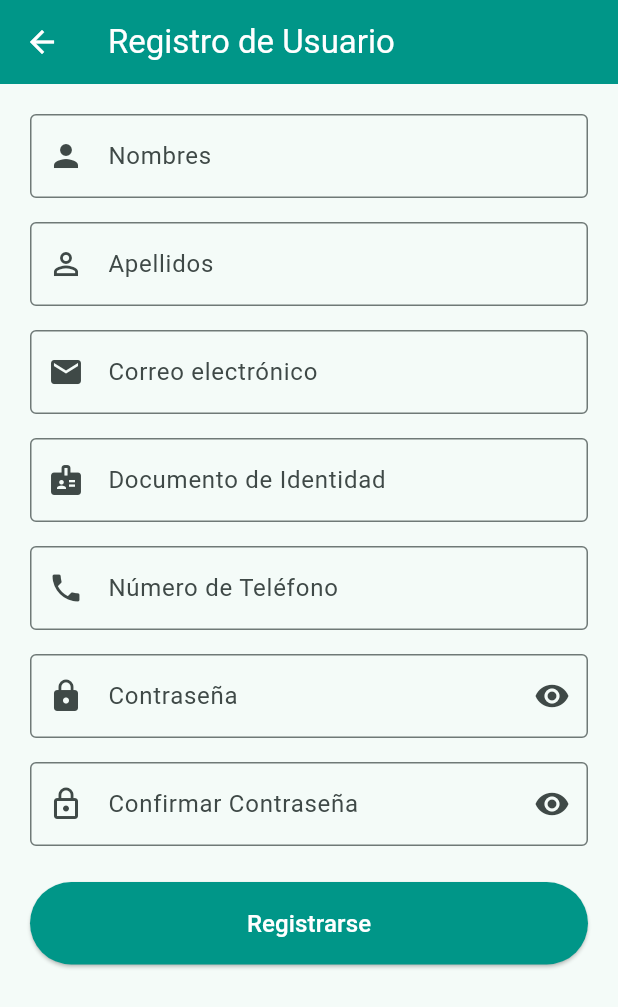
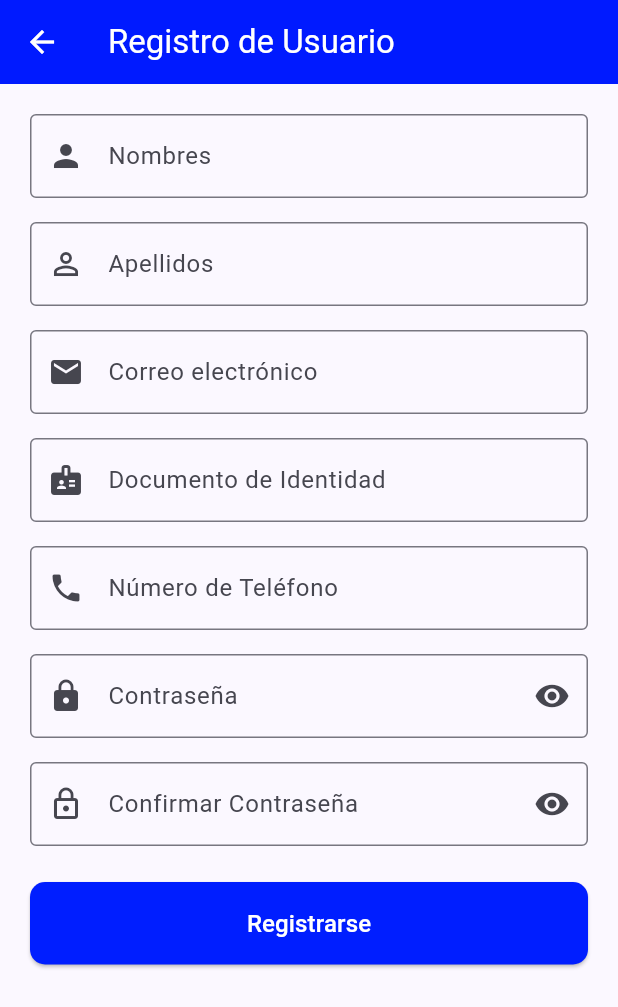
Before and after one commit to spavehicular01/spa-vehicular, a Flutter app: the screen it shows after launch, item 4 of the bottom bar chosen, after a tap on "Registrarse", on a phone screen of 412 x 824 dp. Shown: the top 1007 px of the screen. Run offline on Flutter 3.47's test engine with Material 3 defaults, Android fonts, the phone set to English and light mode, and no system bars; our stand-ins replace image_picker, shared_preferences, socket_io_client.

Commit message:
cambiando colores y agregando img

```diff
--- a/frontend/lib/main.dart
+++ b/frontend/lib/main.dart
@@ -1,6 +1,9 @@
 import 'package:flutter/material.dart';
 import 'package:flutter_localizations/flutter_localizations.dart';
 import 'screens/main_navigation_screen.dart';
+
+// Definición del azul eléctrico exacto
+const Color azulPrincipal = Color(0xFF0004FF);
 
 void main() {
   runApp(const SpaVehicularApp());
@@ -27,8 +30,33 @@ class SpaVehicularApp extends StatelessWidget {
       locale: const Locale('es', 'CO'),
 
       theme: ThemeData(
-        colorScheme: ColorScheme.fromSeed(seedColor: Colors.teal),
         useMaterial3: true,
+        primaryColor: azulPrincipal,
+        colorScheme: ColorScheme.fromSeed(
+          seedColor: azulPrincipal,
+          primary: azulPrincipal,
+        ),
+        // Estilo global para las barras superiores
+        appBarTheme: const AppBarTheme(
+          backgroundColor: azulPrincipal,
+          foregroundColor: Colors.white,
+          elevation: 0,
+        ),
+        // Estilo global para los botones principales
+        elevatedButtonTheme: ElevatedButtonThemeData(
+          style: ElevatedButton.styleFrom(
+            backgroundColor: azulPrincipal,
+            foregroundColor: Colors.white,
+            shape: RoundedRectangleBorder(
+              borderRadius: BorderRadius.circular(10),
+            ),
+          ),
+        ),
+        // Estilo global para los botones flotantes (FAB)
+        floatingActionButtonTheme: const FloatingActionButtonThemeData(
+          backgroundColor: azulPrincipal,
+          foregroundColor: Colors.white,
+        ),
       ),
       home: const MainNavigationScreen(),
     );
--- a/frontend/lib/screens/home_screen.dart
+++ b/frontend/lib/screens/home_screen.dart
@@ -9,7 +9,7 @@ class HomeScreen extends StatelessWidget {
     return Scaffold(
       appBar: AppBar(
         title: const Text('Spa Vehicular'),
-        backgroundColor: Colors.teal,
+        backgroundColor: const Color.fromARGB(255, 0, 51, 255),
         foregroundColor: Colors.white,
         centerTitle: true,
       ),
@@ -24,7 +24,7 @@ class HomeScreen extends StatelessWidget {
               padding: const EdgeInsets.all(24),
               decoration: BoxDecoration(
                 gradient: const LinearGradient(
-                  colors: [Colors.teal, Color(0xFF004D40)],
+                  colors: [Color.fromARGB(255, 0, 47, 255), Color.fromARGB(255, 0, 34, 255)],
                   begin: Alignment.topLeft,
                   end: Alignment.bottomRight,
                 ),
@@ -46,7 +46,7 @@ class HomeScreen extends StatelessWidget {
                   SizedBox(height: 8),
                   Text(
                     'El mejor cuidado y limpieza para tu vehículo',
-                    style: TextStyle(color: Colors.white70, fontSize: 14),
+                    style: TextStyle(color: Color.fromARGB(179, 0, 26, 255), fontSize: 14),
                     textAlign: TextAlign.center,
                   ),
                 ],
@@ -75,7 +75,7 @@ class HomeScreen extends StatelessWidget {
                     children: [
                       CircleAvatar(
                         radius: 28,
-                        backgroundColor: Colors.teal,
+                        backgroundColor: Color.fromARGB(255, 0, 76, 255),
                         child: Icon(Icons.cleaning_services, color: Colors.white, size: 28),
                       ),
                       SizedBox(width: 16),
@@ -93,12 +93,12 @@ class HomeScreen extends StatelessWidget {
                             SizedBox(height: 4),
                             Text(
                               'Ver catálogo de servicios y precios',
-                              style: TextStyle(color: Colors.grey),
+                              style: TextStyle(color: Color.fromARGB(255, 0, 64, 255)),
                             ),
                           ],
                         ),
                       ),
-                      Icon(Icons.arrow_forward_ios, color: Colors.grey, size: 18),
+                      Icon(Icons.arrow_forward_ios, color: Color.fromARGB(255, 0, 55, 255), size: 18),
                     ],
                   ),
                 ),
--- a/frontend/lib/screens/login_screen.dart
+++ b/frontend/lib/screens/login_screen.dart
@@ -116,7 +116,7 @@ class _LoginScreenState extends State<LoginScreen> {
       child: Column(
         crossAxisAlignment: CrossAxisAlignment.stretch,
         children: [
-          const Icon(Icons.account_circle, size: 80, color: Colors.teal),
+          const Icon(Icons.account_circle, size: 80, color: Color.fromARGB(255, 0, 30, 255)),
           const SizedBox(height: 16),
           const Text(
             'Bienvenido',
@@ -154,7 +154,7 @@ class _LoginScreenState extends State<LoginScreen> {
           ElevatedButton(
             onPressed: _iniciarSesion,
             style: ElevatedButton.styleFrom(
-              backgroundColor: Colors.teal,
+              backgroundColor: const Color.fromARGB(255, 0, 17, 255),
               foregroundColor: Colors.white,
               padding: const EdgeInsets.symmetric(vertical: 14),
             ),
@@ -180,8 +180,8 @@ class _LoginScreenState extends State<LoginScreen> {
               }
             },
             style: OutlinedButton.styleFrom(
-              foregroundColor: Colors.teal,
-              side: const BorderSide(color: Colors.teal, width: 1.5),
+              foregroundColor: const Color.fromARGB(255, 0, 38, 255),
+              side: const BorderSide(color: Color.fromARGB(255, 0, 26, 255), width: 1.5),
               padding: const EdgeInsets.symmetric(vertical: 14),
             ),
             child: const Text(
--- a/frontend/lib/screens/main_navigation_screen.dart
+++ b/frontend/lib/screens/main_navigation_screen.dart
@@ -26,7 +26,7 @@ class _MainNavigationScreenState extends State<MainNavigationScreen> {
         mainAxisAlignment: MainAxisAlignment.center,
         crossAxisAlignment: CrossAxisAlignment.stretch,
         children: [
-          const Icon(Icons.lock_outline, size: 80, color: Colors.teal),
+          const Icon(Icons.lock_outline, size: 80, color: Color.fromARGB(255, 0, 34, 255)),
           const SizedBox(height: 16),
           Text(
             titulo,
@@ -43,7 +43,7 @@ class _MainNavigationScreenState extends State<MainNavigationScreen> {
           ElevatedButton(
             onPressed: () => setState(() => _selectedIndex = 3),
             style: ElevatedButton.styleFrom(
-              backgroundColor: Colors.teal,
+              backgroundColor: const Color.fromARGB(255, 0, 34, 255),
               foregroundColor: Colors.white,
             ),
             child: const Text('Ir a Iniciar Sesión'),
@@ -130,7 +130,7 @@ class _MainNavigationScreenState extends State<MainNavigationScreen> {
         title: Text(
           ['Spa Vehicular', 'Calendario', 'Mis Lavadas', 'Cuenta'][_selectedIndex],
         ),
-        backgroundColor: Colors.teal,
+        backgroundColor: const Color.fromARGB(255, 0, 30, 255),
         foregroundColor: Colors.white,
         actions: [
           IconButton(
@@ -151,7 +151,7 @@ class _MainNavigationScreenState extends State<MainNavigationScreen> {
         currentIndex: _selectedIndex,
         onTap: (index) => setState(() => _selectedIndex = index),
         type: BottomNavigationBarType.fixed,
-        selectedItemColor: Colors.teal,
+        selectedItemColor: const Color.fromARGB(255, 0, 34, 255),
         unselectedItemColor: Colors.grey,
         items: const [
           BottomNavigationBarItem(icon: Icon(Icons.home), label: 'Inicio'),
--- a/frontend/lib/screens/register_screen.dart
+++ b/frontend/lib/screens/register_screen.dart
@@ -83,14 +83,14 @@ class _RegisterScreenState extends State<RegisterScreen> {
               child: const Text(
                 ' Asunto: Bienvenido al SPA VEHICULAR\n\n'
                 'Gracias por unirte. Presiona el botón a continuación para verificar tu cuenta e iniciar sesión.',
-                style: TextStyle(fontSize: 13, color: Colors.teal),
+                style: TextStyle(fontSize: 13, color: Color.fromARGB(255, 0, 34, 252)),
               ),
             ),
           ],
         ),
         actions: [
           ElevatedButton(
-            style: ElevatedButton.styleFrom(backgroundColor: Colors.teal),
+            style: ElevatedButton.styleFrom(backgroundColor: const Color.fromARGB(255, 0, 34, 255)),
             onPressed: () {
               Navigator.pop(ctx); // Cierra modal
               Navigator.pop(context, {
@@ -112,7 +112,7 @@ class _RegisterScreenState extends State<RegisterScreen> {
     return Scaffold(
       appBar: AppBar(
         title: const Text('Registro de Usuario'),
-        backgroundColor: Colors.teal,
+        backgroundColor: const Color.fromARGB(255, 0, 26, 255),
         foregroundColor: Colors.white,
       ),
       body: SingleChildScrollView(
@@ -230,7 +230,7 @@ class _RegisterScreenState extends State<RegisterScreen> {
               ElevatedButton(
                 onPressed: _procesarRegistro,
                 style: ElevatedButton.styleFrom(
-                  backgroundColor: Colors.teal,
+                  backgroundColor: const Color.fromARGB(255, 0, 30, 255),
                   foregroundColor: Colors.white,
                   padding: const EdgeInsets.symmetric(vertical: 16),
                 ),
--- a/frontend/lib/screens/settings_screen.dart
+++ b/frontend/lib/screens/settings_screen.dart
@@ -8,7 +8,7 @@ class SettingsScreen extends StatelessWidget {
     return Scaffold(
       appBar: AppBar(
         title: const Text('Ajustes'),
-        backgroundColor: Colors.teal,
+        backgroundColor: const Color.fromARGB(255, 0, 30, 255),
         foregroundColor: Colors.white,
       ),
       body: const Center(
--- a/frontend/lib/screens/wash_management_screen.dart
+++ b/frontend/lib/screens/wash_management_screen.dart
@@ -222,11 +222,11 @@ class _WashManagementScreenState extends State<WashManagementScreen> {
         appBar: PreferredSize(
           preferredSize: const Size.fromHeight(kToolbarHeight),
           child: Container(
-            color: Colors.teal,
+            color: const Color.fromARGB(255, 30, 0, 255),
             child: const TabBar(
               indicatorColor: Colors.white,
               labelColor: Colors.white,
-              unselectedLabelColor: Colors.white70,
+              unselectedLabelColor: Color.fromARGB(179, 255, 251, 0),
               tabs: [
                 Tab(icon: Icon(Icons.time_to_leave), text: 'En Curso / Próximas'),
                 Tab(icon: Icon(Icons.history), text: 'Historial'),
--- a/frontend/lib/widgets/service_card.dart
+++ b/frontend/lib/widgets/service_card.dart
@@ -70,7 +70,7 @@ class ServiceCard extends StatelessWidget {
                 style: const TextStyle(
                   fontWeight: FontWeight.bold,
                   fontSize: 16,
-                  color: Colors.teal,
+                  color: Color.fromARGB(255, 0, 21, 255),
                 ),
               ),
             ],
@@ -85,7 +85,7 @@ class ServiceCard extends StatelessWidget {
       width: 70,
       height: 70,
       color: Colors.teal.shade50,
-      child: const Icon(Icons.directions_car, size: 40, color: Colors.teal),
+      child: const Icon(Icons.directions_car, size: 40, color: Color.fromARGB(255, 0, 30, 255)),
     );
   }
 }
--- a/frontend/pubspec.yaml
+++ b/frontend/pubspec.yaml
@@ -20,6 +20,7 @@ dependencies:
   image_picker: ^1.0.7
   shared_preferences: ^2.2.2
   cupertino_icons: ^1.0.8
+  desktop_drop: ^0.8.0
 
 dev_dependencies:
   flutter_test:
```
Also changed, not shown: frontend/lib/screens/add_service_screen.dart (+70 -14 lines), frontend/lib/screens/add_vehicle_screen.dart (+4 -4 lines), frontend/lib/screens/admin_appointments_screen.dart (+4 -4 lines), frontend/lib/screens/admin_clients_screen.dart (+4 -25 lines), frontend/lib/screens/admin_dashboard_screen.dart (+8 -8 lines), frontend/lib/screens/admin_services_screen.dart (+8 -8 lines), frontend/lib/screens/booking_screen.dart (+8 -8 lines), frontend/lib/screens/calendar_screen.dart (+6 -6 lines), frontend/lib/screens/profile_screen.dart (+9 -9 lines), frontend/lib/screens/services_screen.dart (+4 -4 lines), frontend/lib/services/wash_api_service.dart (+17 -3 lines), frontend/pubspec.lock, 5 other files.
